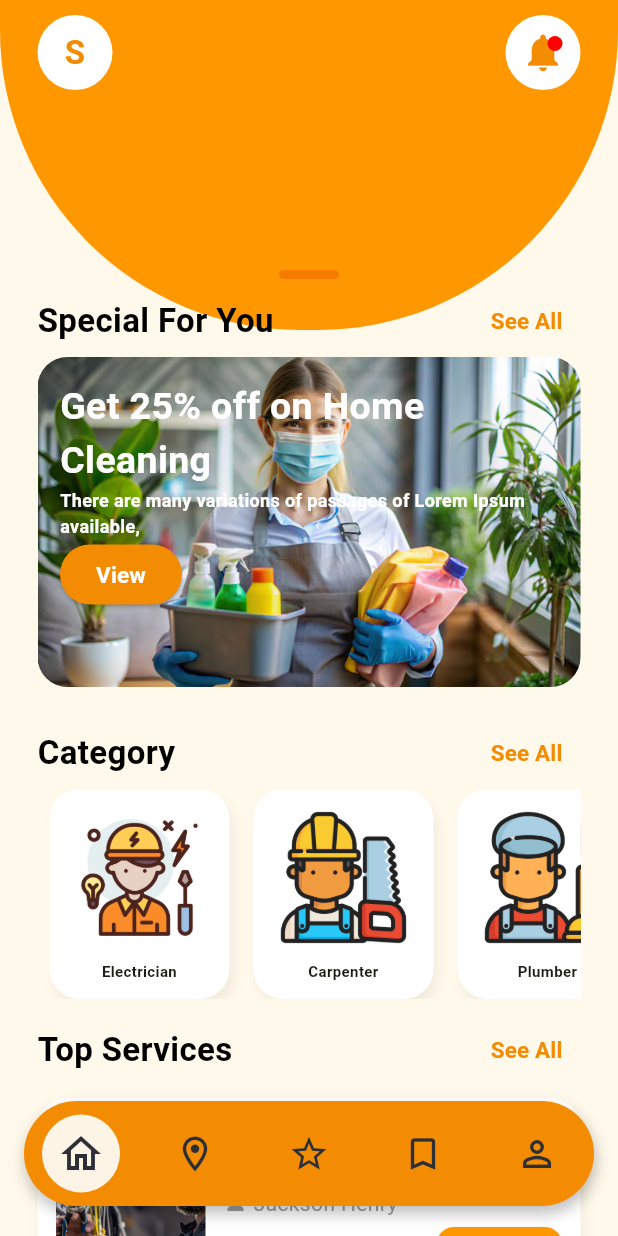
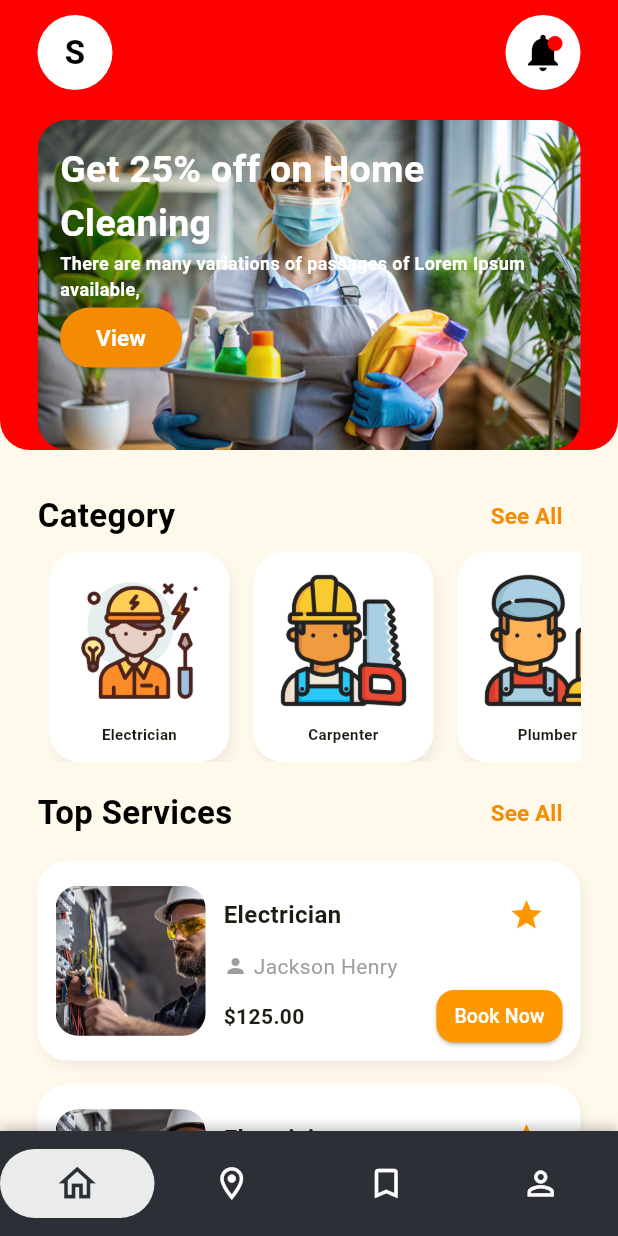
Before and after one commit to sumit-jangid-1708/skilllink, a Flutter app: the DashboardScreen screen opened by its route, on a phone screen of 412 x 824 dp. Run offline on Flutter 3.47's test engine with Material 3 defaults, Android fonts, the phone set to English and light mode, and no system bars; our stand-ins replace fluttertoast, get, intl_phone_field, shared_preferences; accounts and stored records are empty.

Commit message:
changes in color and theme of the app

```diff
--- a/lib/utils/curved_background.dart
+++ b/lib/utils/curved_background.dart
@@ -1,4 +1,6 @@
 import 'package:flutter/material.dart';
+
+import '../res/colors/app_color.dart';
 
 class CurvedBackground extends StatelessWidget {
   final Widget child;
@@ -14,30 +16,31 @@ class CurvedBackground extends StatelessWidget {
           alignment: Alignment.topCenter,
           child: Container(
             width: MediaQuery.of(context).size.width,
-            height: 220,
+            height: 300,
             decoration: const BoxDecoration(
-              color: Colors.orange,
+              color: AppColor.red,
               borderRadius: BorderRadius.only(
-                bottomLeft: Radius.circular(200),
-                bottomRight: Radius.circular(200),
+                bottomLeft: Radius.circular(20),
+                bottomRight: Radius.circular(20),
               ),
             ),
           ),
         ),
 
         // Small rounded bar
-        Positioned(
-          top: 180,
-          left: MediaQuery.of(context).size.width / 2 - 20,
-          child: Container(
-            width: 40,
-            height: 6,
-            decoration: BoxDecoration(
-              color: Colors.orange.shade700,
-              borderRadius: BorderRadius.circular(10),
-            ),
-          ),
-        ),
+        // Positioned(
+        //   top: 180,
+        //   left: MediaQuery.of(context).size.width / 2 - 20,
+        //   child: Container(
+        //     width: 40,
+        //     height: 6,
+        //     decoration: BoxDecoration(
+        //       // color: Colors.orange.shade700,
+        //       color: Colors.white,
+        //       borderRadius: BorderRadius.circular(10),
+        //     ),
+        //   ),
+        // ),
 
         // Screen content
         Positioned.fill(child: child),
--- a/lib/view/dashboard/dashboard.dart
+++ b/lib/view/dashboard/dashboard.dart
@@ -18,7 +18,7 @@ class DashboardScreen extends StatelessWidget {
   final List<IconData> icons = [
     Icons.home_outlined,
     Icons.location_on_outlined,
-    Icons.star_border_outlined,
+    // Icons.star_border_outlined,
     Icons.bookmark_outline_outlined,
     Icons.perm_identity_outlined,
   ];
@@ -28,7 +28,7 @@ class DashboardScreen extends StatelessWidget {
     final List<Widget> screens = [
       HomeScreen(),
       MapScreen(),
-      StarScreen(),
+      // StarScreen(),
       BookingScreen(),
       ProfileScreen(),
     ];
@@ -36,20 +36,15 @@ class DashboardScreen extends StatelessWidget {
     return Obx(() {
       return Scaffold(
         backgroundColor: Colors.white,
-        body: Stack(
+        body: Column(
           children: [
-            /// Main screen content
-            Positioned.fill(
+            /// Main content
+            Expanded(
               child: screens[dashboardController.currentIndex.value],
             ),
 
-            /// Floating Bottom Navigation Bar
-            Positioned(
-              left: 16,
-              right: 16,
-              bottom: 20,
-              child: customBottomBar(),
-            ),
+            /// Fixed bottom navigation bar
+            customBottomBar(),
           ],
         ),
       );
@@ -59,45 +54,42 @@ class DashboardScreen extends StatelessWidget {
   Widget customBottomBar() {
     return Container(
       height: 70,
+      width: double.infinity,
       decoration: BoxDecoration(
-        color: AppColor.mainColor,
-        borderRadius: BorderRadius.circular(50),
+        color: AppColor.darkGrey,
+        borderRadius: const BorderRadius.only(
+          topLeft: Radius.circular(0),
+          topRight: Radius.circular(0),
+        ),
         boxShadow: [
           BoxShadow(
             color: Colors.black26,
-            offset: Offset(1, 5),
-            blurRadius: 8,
+            offset: Offset(0, -2),
+            blurRadius: 6,
           ),
         ],
       ),
       child: Row(
         mainAxisAlignment: MainAxisAlignment.spaceAround,
         children: List.generate(icons.length, (index) {
+          final isSelected = dashboardController.currentIndex.value == index;
           return Expanded(
             child: GestureDetector(
               onTap: () => dashboardController.changeTab(index),
-              child: Center(
-                child: Obx(() {
-                  final isSelected =
-                      dashboardController.currentIndex.value == index;
-
-                  return AnimatedContainer(
-                    duration: const Duration(milliseconds: 350),
-                    curve: Curves.easeOutBack,
-                    padding: const EdgeInsets.all(10),
+              child: AnimatedContainer(
+                duration: const Duration(milliseconds: 300),
+                padding: const EdgeInsets.symmetric(vertical: 8),
                 decoration: BoxDecoration(
-                      shape: BoxShape.circle,
                   color: isSelected
                       ? AppColor.white.withOpacity(0.9)
                       : Colors.transparent,
+                  borderRadius: BorderRadius.circular(25),
                 ),
                 child: Icon(
                   icons[index],
-                      color: AppColor.darkGrey,
-                      size: isSelected ? 32 : 28,
+                  color: isSelected ? AppColor.darkGrey : Colors.white,
+                  size: isSelected ? 30 : 26,
                 ),
-                  );
-                }),
               ),
             ),
           );
--- a/lib/view/home/home_screen.dart
+++ b/lib/view/home/home_screen.dart
@@ -38,7 +38,7 @@ class HomeScreen extends StatelessWidget {
                               "S",
                               style: TextStyle(
                                 fontSize: 22,
-                                color: AppColor.mainColor,
+                                color: AppColor.blackColor,
                                 fontWeight: FontWeight.bold,
                               ),
                             ),
@@ -60,7 +60,7 @@ class HomeScreen extends StatelessWidget {
                               children: [
                                 Icon(
                                   Icons.notifications,
-                                  color: AppColor.mainColor,
+                                  color: AppColor.blackColor,
                                   size: 30,
                                 ),
 
@@ -85,31 +85,31 @@ class HomeScreen extends StatelessWidget {
                     ],
                   ),
                 ),
-                SizedBox(height: 130),
-                Row(
-                  mainAxisAlignment: MainAxisAlignment.spaceBetween,
-                  children: [
-                    Text(
-                      "Special For You",
-                      style: TextStyle(
-                        fontSize: 22,
-                        color: AppColor.blackColor,
-                        fontWeight: FontWeight.bold,
-                      ),
-                    ),
-                    TextButton(
-                      onPressed: () {},
-                      child: Text(
-                        "See All",
-                        style: TextStyle(
-                          fontSize: 15,
-                          color: AppColor.mainColor,
-                          fontWeight: FontWeight.bold,
-                        ),
-                      ),
-                    ),
-                  ],
-                ),
+                SizedBox(height: 20),
+                // Row(
+                //   mainAxisAlignment: MainAxisAlignment.spaceBetween,
+                //   children: [
+                //     // Text(
+                //     //   "Special For You",
+                //     //   style: TextStyle(
+                //     //     fontSize: 22,
+                //     //     color: AppColor.blackColor,
+                //     //     fontWeight: FontWeight.bold,
+                //     //   ),
+                //     // ),
+                //     TextButton(
+                //       onPressed: () {},
+                //       child: Text(
+                //         "See All",
+                //         style: TextStyle(
+                //           fontSize: 15,
+                //           color: AppColor.mainColor,
+                //           fontWeight: FontWeight.bold,
+                //         ),
+                //       ),
+                //     ),
+                //   ],
+                // ),
                 Container(
                   width: double.infinity,
                   height: 220,
```
Lines whose indentation alone changed are shown as unchanged.
